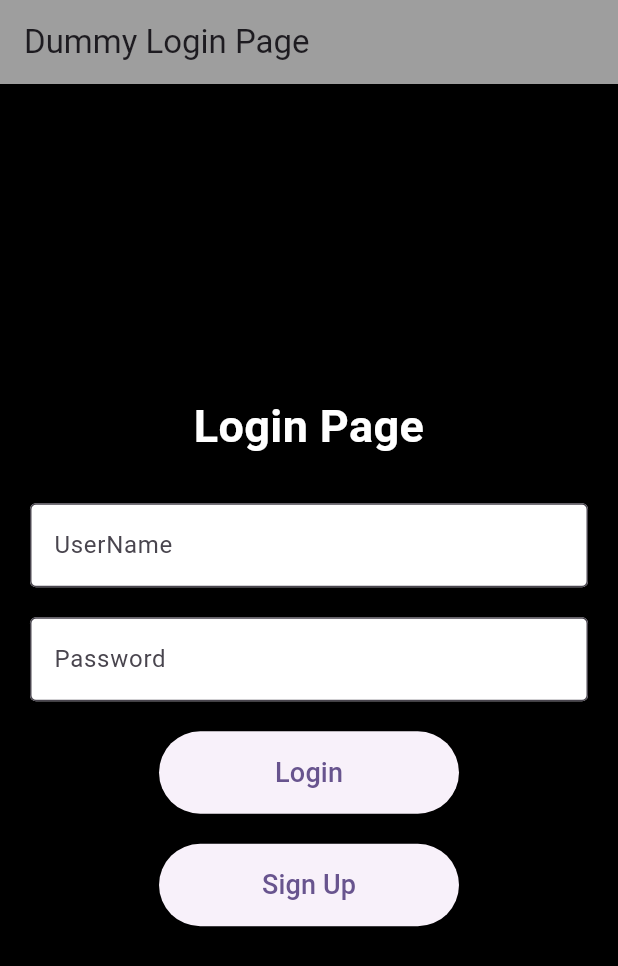
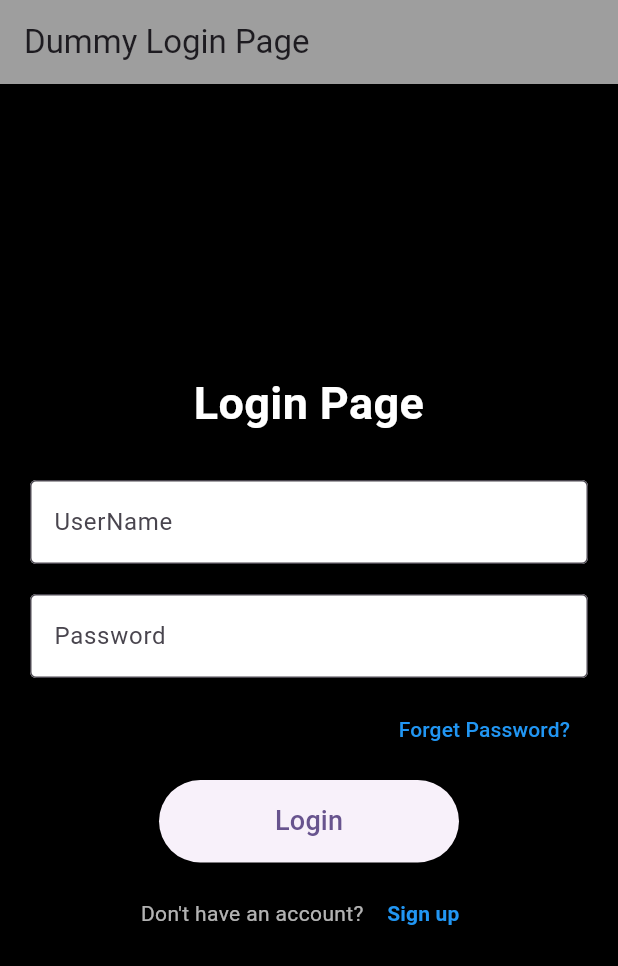
Before and after one commit to VarshiniGowdaV/login_flutter, a Flutter app: the screen it shows after launch, on a phone screen of 412 x 824 dp. Shown: the top 966 px of the screen. Run offline on Flutter 3.47's test engine with Material 3 defaults, Android fonts, the phone set to English and light mode, and no system bars.

Commit message:
login page

```diff
--- a/lib/loginpage.dart
+++ b/lib/loginpage.dart
@@ -1,4 +1,123 @@
+// import 'package:flutter/material.dart';
+
+// class LoginPage extends StatelessWidget {
+//   const LoginPage({super.key});
+
+//   @override
+//   Widget build(BuildContext context) {
+//     return Scaffold(
+//       backgroundColor: Colors.black,
+
+//       appBar: AppBar(
+//         backgroundColor: Colors.grey,
+//         title: const Text("Dummy Login Page"),
+//       ),
+
+//       body: Padding(
+//         padding: const EdgeInsets.all(20),
+
+//         child: Center(
+//           child: Column(
+//             mainAxisSize: MainAxisSize.min,
+//             mainAxisAlignment: MainAxisAlignment.center,
+//             crossAxisAlignment: CrossAxisAlignment.center,
+
+//             children: [
+//               const Text(
+//                 "Login Page",
+//                 textAlign: TextAlign.center,
+//                 style: TextStyle(
+//                   fontSize: 30,
+//                   fontWeight: FontWeight.bold,
+//                   color: Colors.white,
+//                 ),
+//               ),
+
+//               const SizedBox(height: 30),
+
+//               TextField(
+//                 decoration: const InputDecoration(
+//                   labelText: "UserName",
+//                   filled: true,
+//                   fillColor: Colors.white,
+//                   border: OutlineInputBorder(),
+//                 ),
+//               ),
+
+//               const SizedBox(height: 20),
+
+//               TextField(
+//                 obscureText: true,
+//                 decoration: const InputDecoration(
+//                   labelText: "Password",
+//                   filled: true,
+//                   fillColor: Colors.white,
+//                   border: OutlineInputBorder(),
+//                 ),
+//               ),
+
+//               const SizedBox(height: 10),
+
+//               Align(
+//                 alignment: Alignment.centerRight,
+//                 child: TextButton(
+//                   onPressed: () {},
+//                   child: const Text(
+//                     "Forget Password?",
+//                     style: TextStyle(
+//                       color: Colors.blue,
+//                       fontSize: 14,
+//                     ),
+//                   ),
+//                 ),
+//               ),
+
+//               const SizedBox(height: 10),
+
+//               // Login Button
+//               SizedBox(
+//                 width: 200,
+//                 height: 55,
+//                 child: ElevatedButton(
+//                   onPressed: () {},
+//                   child: const Text(
+//                     "Login",
+//                     style: TextStyle(fontSize: 18),
+//                   ),
+//                 ),
+//               ),
+
+//               const SizedBox(height: 10),
+
+//               Row(
+//                 mainAxisAlignment: MainAxisAlignment.center,
+//                 children: [
+//                   const Text(
+//                     "Don't have an account? ",
+//                     style: TextStyle(color: Colors.white70),
+//                   ),
+//                   TextButton(
+//                     onPressed: () {},
+//                     child: const Text(
+//                       "Sign up",
+//                       style: TextStyle(
+//                         color: Colors.blue,
+//                         fontWeight: FontWeight.bold,
+//                       ),
+//                     ),
+//                   ),
+//                 ],
+//               ),
+//             ],
+//           ),
+//         ),
+//       ),
+//     );
+//   }
+// }
+
 import 'package:flutter/material.dart';
+import 'forgetpassword.dart';
 
 class LoginPage extends StatelessWidget {
   const LoginPage({super.key});
@@ -56,31 +175,58 @@ class LoginPage extends StatelessWidget {
                 ),
               ),
 
-              const SizedBox(height: 20),
+              const SizedBox(height: 10),
+
+              Align(
+                alignment: Alignment.centerRight,
+                child: TextButton(
+                  onPressed: () {
+                    Navigator.push(
+                      context,
+                      MaterialPageRoute(
+                        builder: (context) => const ForgotPasswordPage(),
+                      ),
+                    );
+                  },
+                  child: const Text(
+                    "Forget Password?",
+                    style: TextStyle(color: Colors.blue, fontSize: 14),
+                  ),
+                ),
+              ),
+
+              const SizedBox(height: 10),
 
               SizedBox(
                 width: 200,
                 height: 55,
                 child: ElevatedButton(
                   onPressed: () {},
-                  child: const Text(
-                    "Login",
-                    style: TextStyle(fontSize: 18),
-                  ),
+                  child: const Text("Login", style: TextStyle(fontSize: 18)),
                 ),
               ),
-              const SizedBox(height: 20),
-              SizedBox(
-                width: 200,
-                height: 55,
-                child: ElevatedButton(
-                  onPressed:(){},
-                   child: const Text(
-                    "Sign Up",
-                    style: TextStyle(fontSize: 18),
+
+              const SizedBox(height: 10),
+
+              Row(
+                mainAxisAlignment: MainAxisAlignment.center,
+                children: [
+                  const Text(
+                    "Don't have an account? ",
+                    style: TextStyle(color: Colors.white70),
+                  ),
+                  TextButton(
+                    onPressed: () {},
+                    child: const Text(
+                      "Sign up",
+                      style: TextStyle(
+                        color: Colors.blue,
+                        fontWeight: FontWeight.bold,
+                      ),
                     ),
-                    ),
-              )
+                  ),
+                ],
+              ),
             ],
           ),
         ),
```
Also changed, not shown: lib/forgetpassword.dart (added, +127 -0 lines).
